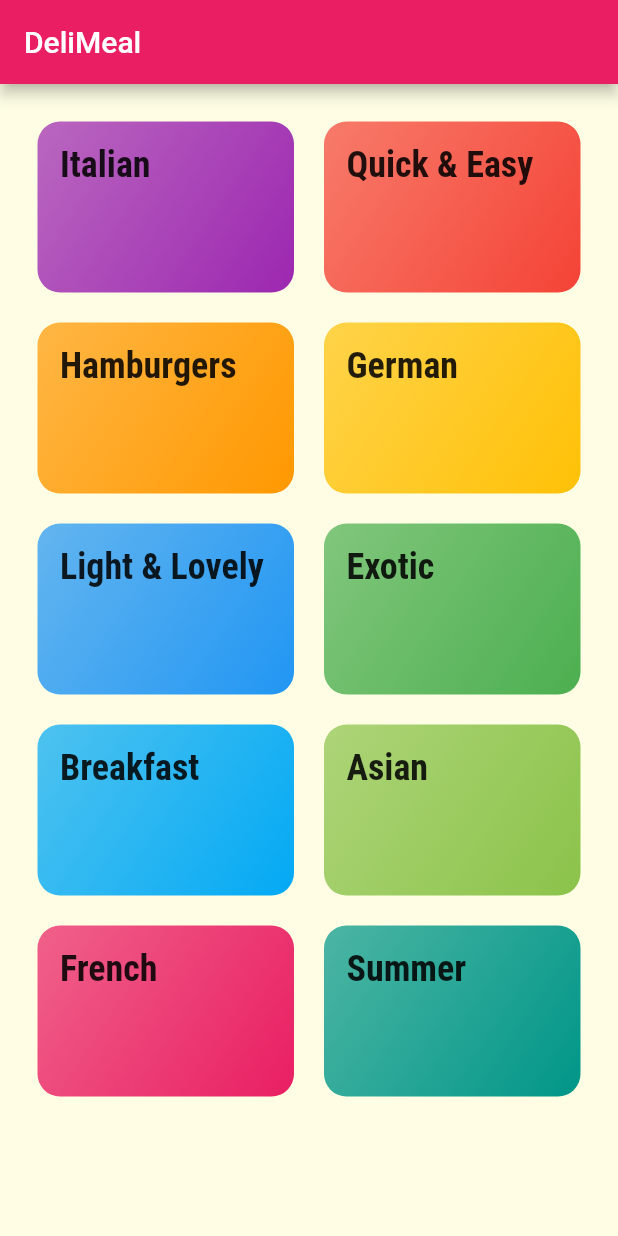
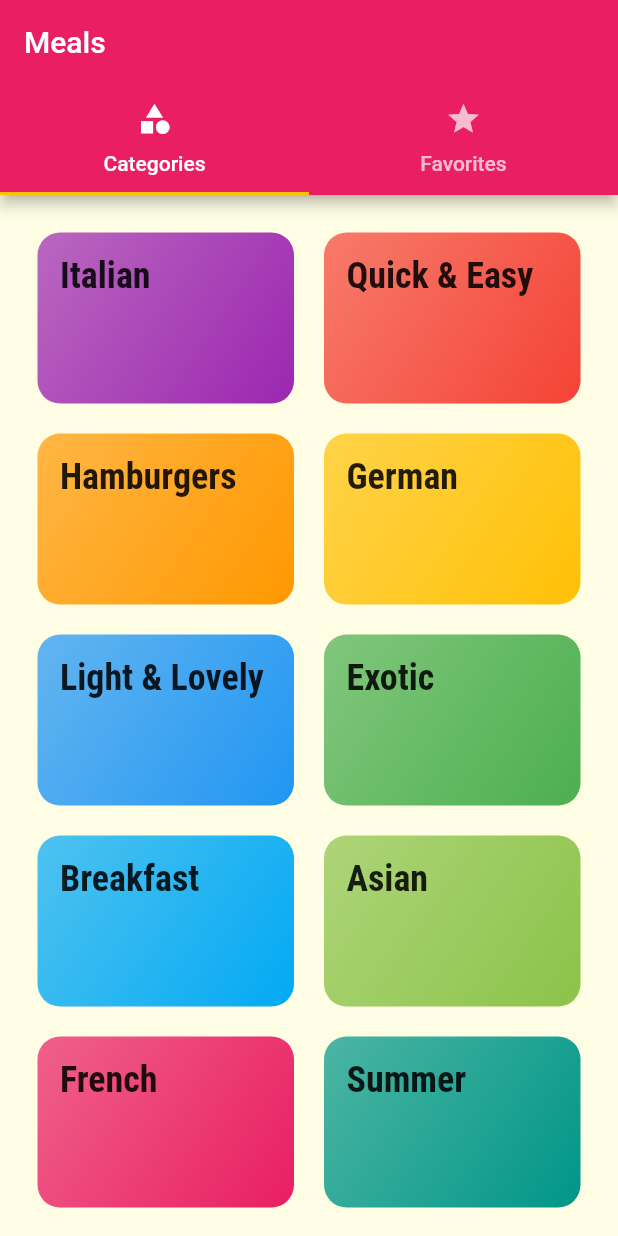
Before and after one commit to jhunderdog/mealapp, a Flutter app: the screen it shows after launch, on a phone screen of 412 x 824 dp. Run offline on Flutter 3.47's test engine with Material 2 defaults, Android fonts, the phone set to English and light mode, and no system bars; Roboto replaces fonts that are missing (Railway).

```diff
--- a/lib/main.dart
+++ b/lib/main.dart
@@ -1,6 +1,7 @@
 import 'package:flutter/material.dart';
 import 'package:mealapp/screens/categories_screen.dart';
 import 'package:mealapp/screens/meal_detail_screen.dart';
+import 'package:mealapp/screens/tabs_screen.dart';
 import 'screens/category_meals_screen.dart';
 
 void main() {
@@ -33,7 +34,7 @@ class MyApp extends StatelessWidget {
       ),
       initialRoute: '/',
       routes: {
-        '/': (ctx) => CategoriesScreen(),
+        '/': (ctx) => TabsScreen(),
         CategoryMealsScreen.routeName: (ctx) => CategoryMealsScreen(),
         MealDetailScreen.routeName: (ctx) => MealDetailScreen(),
       },
--- a/lib/screens/categories_screen.dart
+++ b/lib/screens/categories_screen.dart
@@ -5,11 +5,7 @@ import '../widgets/category_item.dart';
 class CategoriesScreen extends StatelessWidget {
   @override
   Widget build(BuildContext context) {
-    return Scaffold(
-        appBar: AppBar(
-          title: const Text('DeliMeal'),
-        ),
-        body: GridView(
+    return GridView(
       padding: const EdgeInsets.all(25),
       children: DUMMY_CATEGORIES
           .map((catData) => CategoryItem(
@@ -24,6 +20,6 @@ class CategoriesScreen extends StatelessWidget {
         crossAxisSpacing: 20,
         mainAxisSpacing: 20,
       ),
-        ));
+    );
   }
 }
--- /dev/null
+++ b/lib/screens/favorites_screen.dart
@@ -0,0 +1,10 @@
+import 'package:flutter/material.dart';
+
+class FavoritesScreen extends StatelessWidget {
+  @override
+  Widget build(BuildContext context) {
+    return Center(
+      child: Text('Favorites'),
+    );
+  }
+}
--- /dev/null
+++ b/lib/screens/tabs_screen.dart
@@ -0,0 +1,43 @@
+import 'package:flutter/material.dart';
+import './favorites_screen.dart';
+import './categories_screen.dart';
+
+class TabsScreen extends StatefulWidget {
+  @override
+  _TabsScreenState createState() => _TabsScreenState();
+}
+
+class _TabsScreenState extends State<TabsScreen> {
+  @override
+  Widget build(BuildContext context) {
+    return DefaultTabController(
+      length: 2,
+      initialIndex: 0,
+      child: Scaffold(
+        appBar: AppBar(
+          title: Text('Meals'),
+          bottom: TabBar(
+            tabs: [
+              Tab(
+                icon: Icon(Icons.category),
+                text: 'Categories',
+              ),
+              Tab(
+                icon: Icon(
+                  Icons.star,
+                ),
+                text: 'Favorites',
+              ),
+            ],
+          ),
+        ),
+        body: TabBarView(
+          children: [
+            CategoriesScreen(),
+            FavoritesScreen(),
+          ],
+        ),
+      ),
+    );
+  }
+}
```
Lines whose indentation alone changed are shown as unchanged.
